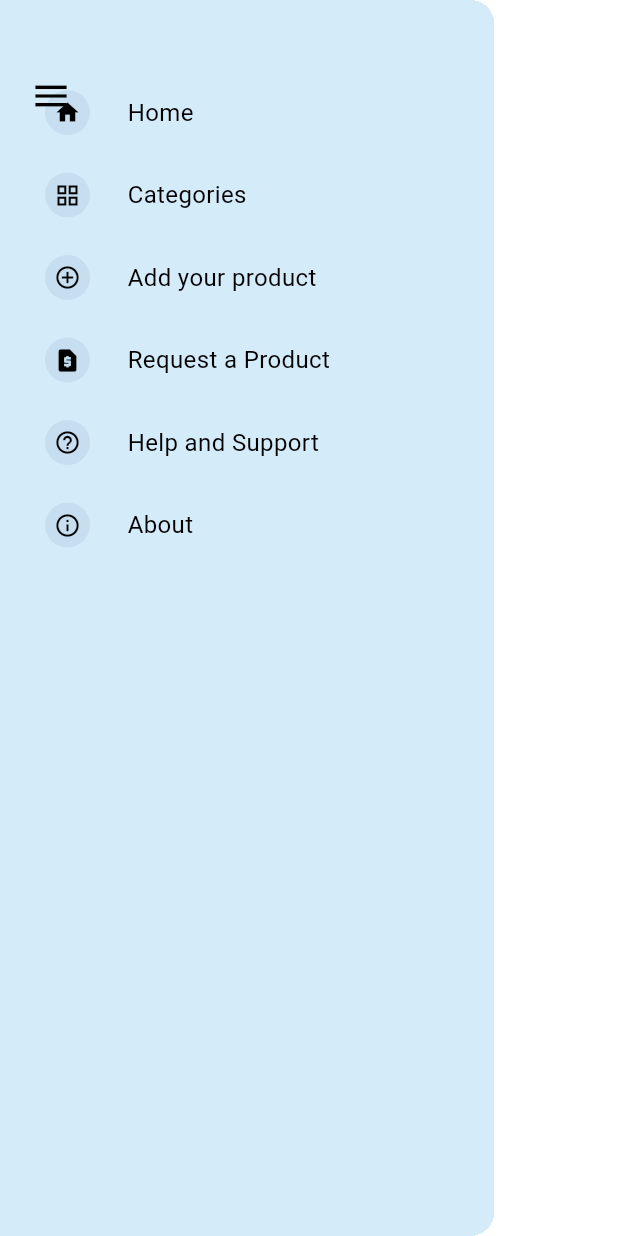
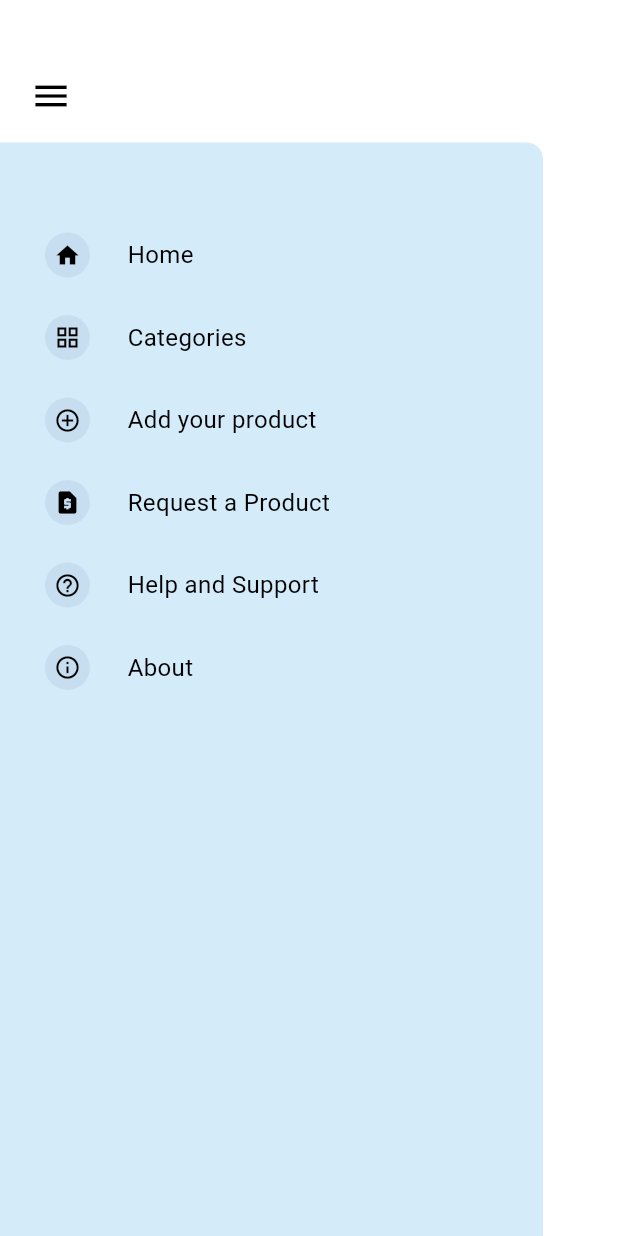
Before and after one commit to RushirajRavalji/GearCare, a Flutter app: the screen it shows after launch, after a tap on the "menu" icon, on a phone screen of 412 x 824 dp. Run offline on Flutter 3.47's test engine with Material 3 defaults, Android fonts, the phone set to English and light mode, and no system bars; our stand-ins replace cloud_firestore, firebase_auth, firebase_core, firebase_storage, image_picker, shared_preferences; accounts and stored records are empty.

Commit message:
changed menu style

```diff
--- a/lib/pages/menu.dart
+++ b/lib/pages/menu.dart
@@ -1,7 +1,6 @@
 import 'package:flutter/material.dart';
 import 'package:gearcare/pages/about.dart';
-import 'package:gearcare/pages/addproduct.dart' as addproduct;
-
+import 'package:gearcare/pages/addproduct.dart';
 import 'package:gearcare/pages/categotry.dart';
 import 'package:gearcare/pages/help_support.dart';
 import 'package:gearcare/pages/home.dart';
@@ -71,11 +70,15 @@ class _CustomDrawerState extends State<CustomDrawer>
         body: SlideTransition(
           position: _slideAnimation,
           child: Drawer(
-            width: MediaQuery.of(context).size.width * 0.8,
+            width: MediaQuery.of(context).size.width,
             child: Stack(
               children: [
                 // Blue background container
-                Positioned.fill(
+                Positioned(
+                  top: 95,
+                  left: 0,
+                  right: 50,
+                  bottom: 0,
                   child: Container(
                     decoration: const BoxDecoration(
                       color: Color.fromARGB(255, 212, 235, 250),
@@ -109,12 +112,13 @@ class _CustomDrawerState extends State<CustomDrawer>
                           context,
                           Icons.add_circle_outline,
                           "Add your product",
-                          addproduct.Addproduct(
+                          Addproduct(
                             onProductAdded: (
                               Product product,
-                              addproduct.ContainerType containerType,
+                              ContainerType containerType,
                             ) {
                               // Handle product addition logic here
+                              // For example, you can pass it to the Home screen
                               print(
                                 "Product added: ${product.name}, Container: $containerType",
                               );
```
Also changed, not shown: 1 other file.
